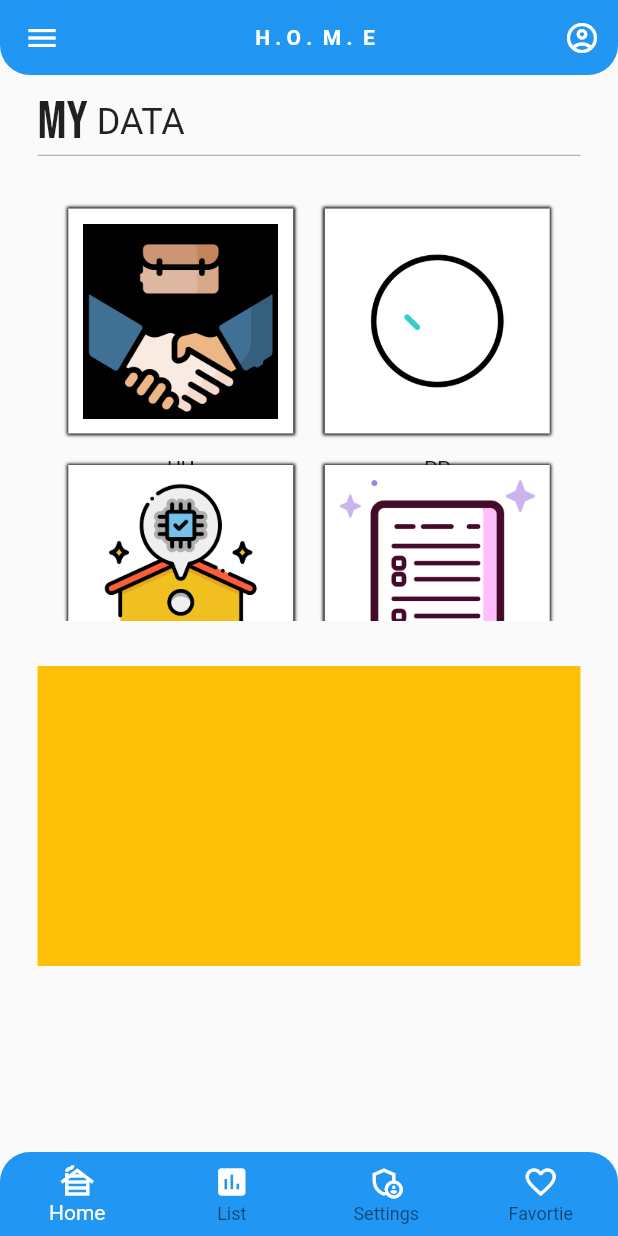
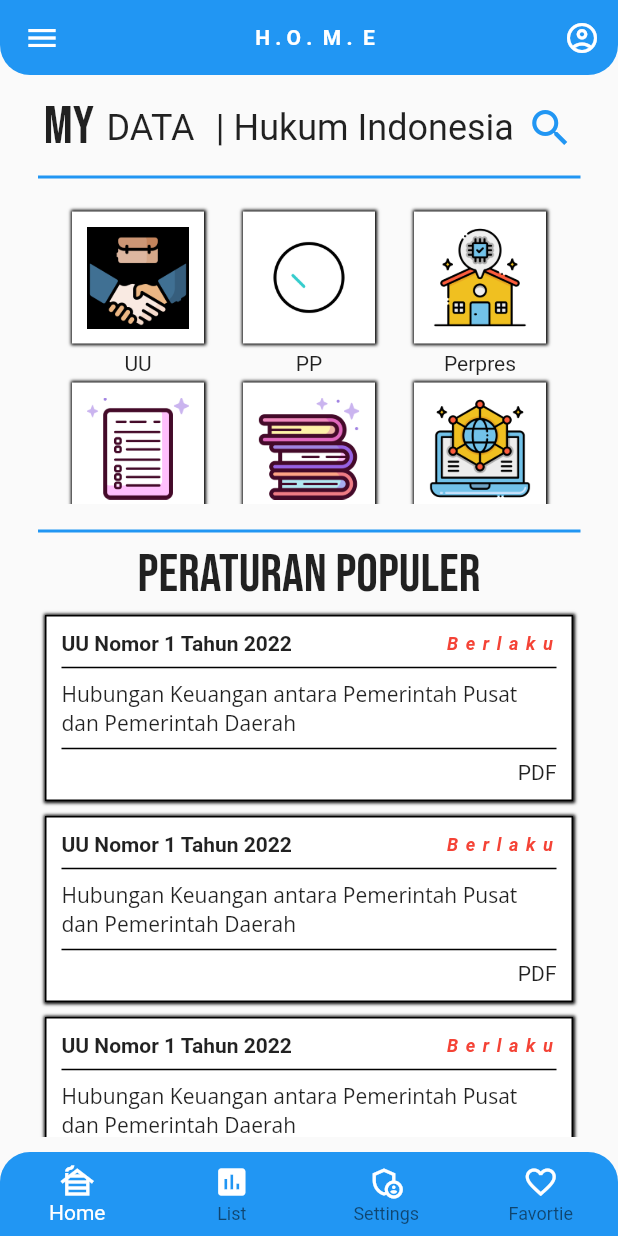
Before and after one commit to nandasitepu/mydata_apk, a Flutter app: the MyHome screen opened by its route, on a phone screen of 412 x 824 dp. Run offline on Flutter 3.47's test engine with Material 2 defaults, Android fonts, the phone set to English and light mode, and no system bars; our stand-ins replace google_fonts, shared_preferences; accounts and stored records are empty; Roboto replaces fonts that are missing (Agdasima).

Commit message:
Hukum Populer

```diff
--- a/lib/core/components/my_card_menu.dart
+++ b/lib/core/components/my_card_menu.dart
@@ -16,9 +16,10 @@ class MyCardMenu extends StatelessWidget {
   Widget build(BuildContext context) {
     return Column(
       children: [
-        Container(
+        Expanded(
+          child: Container(
             height: 150,
-          margin: EdgeInsets.all(5),
+            margin: const EdgeInsets.all(5),
             padding: const EdgeInsets.all(10),
             decoration: BoxDecoration(
               shape: BoxShape.rectangle,
@@ -35,7 +36,7 @@ class MyCardMenu extends StatelessWidget {
               fit: BoxFit.contain,
             ),
           ),
-        const SizedBox(height: 10),
+        ),
         Text(menuTitle),
       ],
     );
--- /dev/null
+++ b/lib/core/components/my_card_populer.dart
@@ -0,0 +1,71 @@
+import 'package:flutter/material.dart';
+import 'package:google_fonts/google_fonts.dart';
+
+class MyCardPopuler extends StatelessWidget {
+  const MyCardPopuler({super.key});
+
+  @override
+  Widget build(BuildContext context) {
+    return Container(
+      margin: const EdgeInsets.all(5),
+      padding: const EdgeInsets.all(10),
+      decoration: BoxDecoration(
+        border: Border.all(color: Colors.black),
+        color: Colors.white,
+        boxShadow: const [
+          BoxShadow(
+            color: Colors.black,
+            blurRadius: 1,
+            spreadRadius: 1,
+          )
+        ],
+      ),
+      child: Column(
+        crossAxisAlignment: CrossAxisAlignment.stretch,
+        children: [
+          // Nomor
+          const Row(
+            mainAxisAlignment: MainAxisAlignment.spaceBetween,
+            children: [
+              Text(
+                "UU Nomor 1 Tahun 2022",
+                style: TextStyle(fontWeight: FontWeight.bold),
+              ),
+              // Status
+              Text(
+                "Berlaku",
+                style: TextStyle(
+                  letterSpacing: 5,
+                  fontStyle: FontStyle.italic,
+                  fontSize: 12,
+                  color: Colors.red,
+                  fontWeight: FontWeight.bold,
+                ),
+              ),
+            ],
+          ),
+          const Divider(
+            thickness: 1,
+            color: Colors.black,
+          ),
+          // Uraian
+          Text(
+            "Hubungan Keuangan antara Pemerintah Pusat dan Pemerintah Daerah",
+            textAlign: TextAlign.left,
+            style: GoogleFonts.openSans(fontSize: 14),
+          ),
+          const Divider(
+            thickness: 1,
+            color: Colors.black,
+          ),
+          // File
+          const Text(
+            "PDF",
+            textAlign: TextAlign.end,
+          ),
+          //
+        ],
+      ),
+    );
+  }
+}
--- a/lib/features/views/hukum/hukum_list.dart
+++ b/lib/features/views/hukum/hukum_list.dart
@@ -0,0 +1,10 @@
+import 'package:flutter/material.dart';
+
+class HukumListView extends StatelessWidget {
+  const HukumListView({super.key});
+
+  @override
+  Widget build(BuildContext context) {
+    return const Placeholder();
+  }
+}
--- a/lib/features/views/my_home.dart
+++ /dev/null
@@ -1,103 +0,0 @@
-// ignore_for_file: prefer_const_constructors, unused_element
-
-import 'package:flutter/material.dart';
-import 'package:google_fonts/google_fonts.dart';
-import 'package:mydata_apk/core/components/my_card_menu.dart';
-import 'package:mydata_apk/core/constants.dart';
-import 'package:mydata_apk/core/layouts/my_appbar.dart';
-import 'package:mydata_apk/core/layouts/my_bottomnav.dart';
-
-// import 'package:shared_preferences/shared_preferences.dart';
-
-class MyHome extends StatefulWidget {
-  const MyHome({super.key});
-
-  @override
-  State<MyHome> createState() => _MyHomeState();
-}
-
-class _MyHomeState extends State<MyHome> {
-  String token = '';
-
-  @override
-  void initState() {
-    super.initState();
-    // getCred();
-  }
-
-  List cardMenu = [
-    ["UU", imageOne, Colors.white],
-    ["PP", imageTwo, Colors.white],
-    ["Perpres", imageThree, Colors.white],
-    ["Permen", imageFour, Colors.white],
-    ["Pergub", imageFive, Colors.white],
-    ["Perbup", imageSix, Colors.white],
-  ];
-  // Menu Function
-  void _menu1() {}
-
-  @override
-  Widget build(BuildContext context) {
-    return Scaffold(
-      appBar: const PreferredSize(
-        preferredSize: Size.fromHeight(50),
-        child: MyAppBar(text: "Home"),
-      ),
-      body: Padding(
-        padding: const EdgeInsets.symmetric(horizontal: 25.0, vertical: 10),
-        child: ListView(
-          children: [
-            Row(
-              children: [
-                Text(
-                  "MY",
-                  style: GoogleFonts.bebasNeue(fontSize: 36),
-                ),
-                Text(
-                  " DATA",
-                  style: GoogleFonts.agdasima(
-                    fontSize: 24,
-                  ),
-                )
-              ],
-            ),
-            //
-
-            Divider(
-              height: 1,
-              color: Colors.grey,
-            ),
-            SizedBox(height: 20),
-            // Menu
-            Expanded(
-              child: Container(
-                padding: EdgeInsets.all(10),
-                height: 300,
-                child: GridView.builder(
-                  itemCount: cardMenu.length,
-                  itemBuilder: (context, index) {
-                    return MyCardMenu(
-                      menuTitle: cardMenu[index][0],
-                      imageName: cardMenu[index][1],
-                      menuColor: cardMenu[index][2],
-                    );
-                  },
-                  gridDelegate: SliverGridDelegateWithFixedCrossAxisCount(
-                    crossAxisCount: 2,
-                  ),
-                ),
-              ),
-            ),
-            //
-            const SizedBox(height: 20),
-            Container(
-              height: 200,
-              color: Colors.amber,
-            )
-          ],
-        ),
-      ),
-      bottomNavigationBar: const MyBottomNav(),
-    );
-  }
-}
--- /dev/null
+++ b/lib/features/views/pages/my_home.dart
@@ -0,0 +1,138 @@
+// ignore_for_file: prefer_const_constructors, unused_element
+
+import 'package:flutter/material.dart';
+import 'package:google_fonts/google_fonts.dart';
+import 'package:mydata_apk/core/components/my_card_menu.dart';
+import 'package:mydata_apk/core/components/my_card_populer.dart';
+import 'package:mydata_apk/core/constants.dart';
+import 'package:mydata_apk/core/layouts/my_appbar.dart';
+import 'package:mydata_apk/core/layouts/my_bottomnav.dart';
+
+// import 'package:shared_preferences/shared_preferences.dart';
+
+class MyHome extends StatefulWidget {
+  const MyHome({super.key});
+
+  @override
+  State<MyHome> createState() => _MyHomeState();
+}
+
+class _MyHomeState extends State<MyHome> {
+  String token = '';
+
+  @override
+  void initState() {
+    super.initState();
+    // getCred();
+  }
+
+  List cardMenu = [
+    ["UU", imageOne, Colors.white],
+    ["PP", imageTwo, Colors.white],
+    ["Perpres", imageThree, Colors.white],
+    ["Permen", imageFour, Colors.white],
+    ["Pergub", imageFive, Colors.white],
+    ["Perbup", imageSix, Colors.white],
+  ];
+  // Menu Function
+  void _menu1() {}
+
+  @override
+  Widget build(BuildContext context) {
+    return Scaffold(
+      appBar: const PreferredSize(
+        preferredSize: Size.fromHeight(50),
+        child: MyAppBar(text: "Home"),
+      ),
+      body: Container(
+        height: MediaQuery.of(context).size.height,
+        padding: const EdgeInsets.symmetric(horizontal: 25.0, vertical: 10),
+        child: ListView(
+          children: [
+            SizedBox(
+              width: MediaQuery.of(context).size.width,
+              height: 50,
+              child: Row(
+                mainAxisAlignment: MainAxisAlignment.spaceAround,
+                children: [
+                  Text(
+                    "MY",
+                    style: GoogleFonts.bebasNeue(fontSize: 36),
+                  ),
+                  Text(
+                    "DATA",
+                    style: GoogleFonts.agdasima(
+                      fontSize: 24,
+                    ),
+                  ),
+                  Text(
+                    " | Hukum Indonesia",
+                    style: GoogleFonts.agdasima(
+                      fontSize: 24,
+                    ),
+                  ),
+                  Icon(
+                    Icons.search_outlined,
+                    size: 32,
+                    color: Colors.blue,
+                  ),
+                ],
+              ),
+            ),
+            //
+
+            Divider(
+              thickness: 2,
+              color: Colors.blue,
+            ),
+
+            //Menu
+            Container(
+              height: 220,
+              padding: EdgeInsets.all(10),
+              child: GridView.builder(
+                itemCount: cardMenu.length,
+                itemBuilder: (context, index) {
+                  return MyCardMenu(
+                    menuTitle: cardMenu[index][0],
+                    imageName: cardMenu[index][1],
+                    menuColor: cardMenu[index][2],
+                  );
+                },
+                gridDelegate: SliverGridDelegateWithFixedCrossAxisCount(
+                  crossAxisCount: 3,
+                ),
+              ),
+            ),
+
+            Divider(
+              thickness: 2,
+              color: Colors.blue,
+            ),
+            //Peraturan Terbaru
+            Center(
+              child: Text(
+                "Peraturan Populer",
+                style: GoogleFonts.bebasNeue(fontSize: 36),
+              ),
+            ),
+            //List Peraturan
+            SizedBox(
+              height: MediaQuery.of(context).size.height * 0.7,
+              child: ListView(
+                children: const [
+                  MyCardPopuler(),
+                  MyCardPopuler(),
+                  MyCardPopuler(),
+                  MyCardPopuler(),
+                  MyCardPopuler(),
+                ],
+              ),
+            )
+          ],
+        ),
+      ),
+      bottomNavigationBar: const MyBottomNav(),
+    );
+  }
+}
--- a/lib/main.dart
+++ b/lib/main.dart
@@ -1,8 +1,9 @@
 // ignore_for_file: prefer_const_constructors
 
 import 'package:flutter/material.dart';
-import 'package:mydata_apk/features/views/my_home.dart';
-import 'package:mydata_apk/features/views/my_login.dart';
+import 'package:mydata_apk/features/views/hukum/hukum_list.dart';
+import 'package:mydata_apk/features/views/pages/my_home.dart';
+import 'package:mydata_apk/features/views/pages/my_login.dart';
 
 void main() {
   runApp(MyData());
@@ -21,7 +22,7 @@ class MyData extends StatelessWidget {
       routes: {
         '/homepage': (context) => const MyHome(),
         '/loginpage': (context) => const MyLogin(),
-        '/hukum': (context) => const MyLogin(),
+        '/hukum': (context) => const HukumListView(),
         '/hukum/uu': (context) => const MyLogin(),
       },
     );
```
Also changed, not shown: lib/features/views/pages/my_favorite.dart (added), lib/features/views/pages/my_list.dart (added), lib/features/views/pages/my_login.dart (renamed from lib/features/views/my_login.dart), lib/features/views/pages/my_setting.dart (added). Lines whose indentation alone changed are shown as unchanged.
